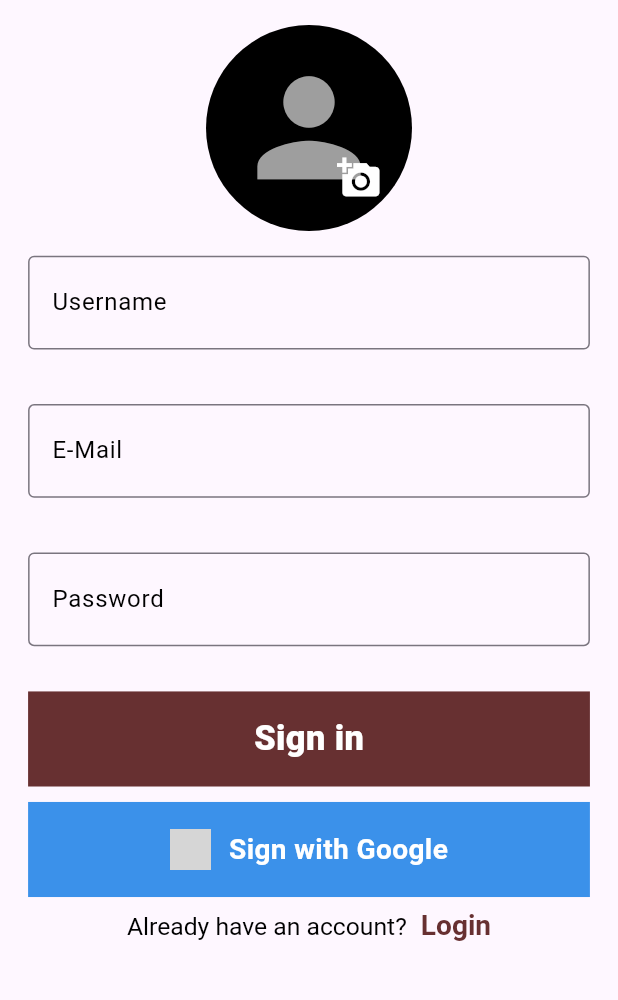
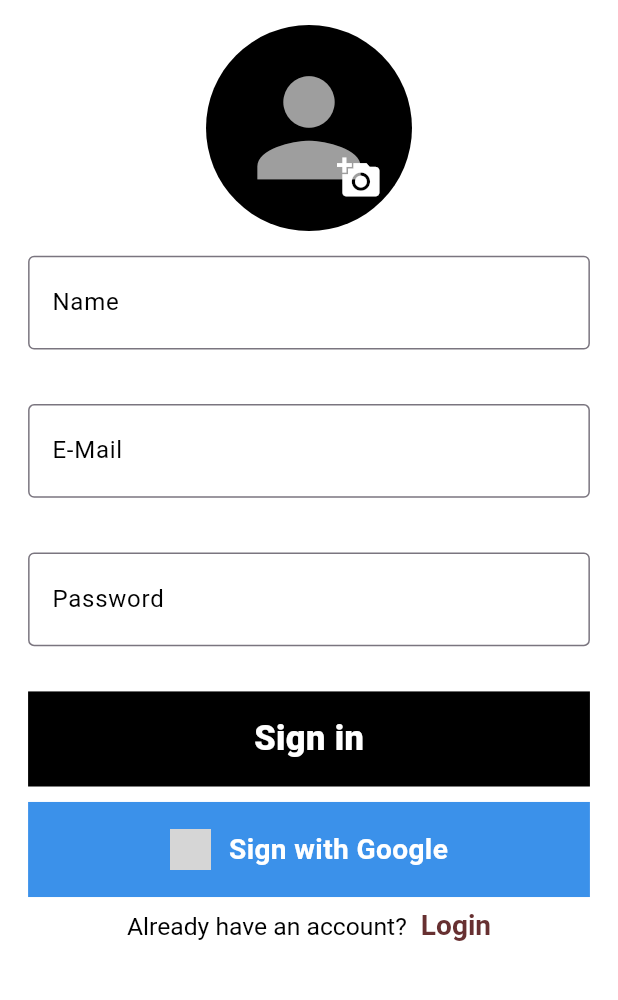
Before and after one commit to aydinNazari/Planla, a Flutter app: the screen it shows after launch, after a tap on an icon or button, on a phone screen of 412 x 824 dp, the part 159-1159 px from its top. Run offline on Flutter 3.47's test engine with Material 2 defaults, Android fonts, the phone set to English and light mode, and no system bars; our stand-ins replace cached_network_image, cloud_firestore, file_picker, firebase_auth, firebase_core, firebase_storage and 4 more; accounts and stored records are empty; network calls fail; grey boxes are pictures that could not be loaded.

Commit message:
04/12/2023

```diff
--- a/lib/controls/firebase/auth.dart
+++ b/lib/controls/firebase/auth.dart
@@ -24,8 +24,12 @@ class Auth {
     model.User user = model.User(
         uid: uid!,
         email: (cred.data()! as dynamic)['email'],
-        username: (cred.data()! as dynamic)['username'],
-        imageurl: (cred.data()! as dynamic)['imageurl'] ?? '');
+        name: (cred.data()! as dynamic)['name'],
+        imageurl: (cred.data()! as dynamic)['imageurl'] ?? '',
+        doneCount: (cred.data()! as dynamic)['doneCount'] ?? 0,
+      taskCount: (cred.data()! as dynamic)['taskCount'] ?? 0,
+
+    );
     providerUser.setUser(user);
     return user;
   }
@@ -44,8 +48,11 @@ class Auth {
         model.User user = model.User(
             uid: cred.user!.uid,
             email: email.trim(),
-            username: username.trim(),
-            imageurl: image);
+            name: username.trim(),
+            imageurl: image,
+            doneCount: 0,
+          taskCount: 0
+        );
         await firestore
             .collection('users')
             .doc(cred.user!.uid)
@@ -90,6 +97,8 @@ class Auth {
               'profilePhoto': user.photoURL,
               'uid': user.uid,
               'username': user.displayName,
+              'doneCount': user.displayName,
+              'taskCount': user.displayName,
             },
           );
         }
--- a/lib/controls/providersClass/provider_user.dart
+++ b/lib/controls/providersClass/provider_user.dart
@@ -4,16 +4,12 @@ import 'package:planla/models/today_model.dart';
 import '../../models/user.dart';
 
 class ProviderUser with ChangeNotifier {
-  User _user = User(uid: '', email: '', username: '', imageurl: '');
-   /*TodayModel _todayModel = TodayModel(text: '',
-      dateTime: DateTime.now(),
-      done: false,
-      important: false,
-      typeWork: '');*/
-   List<TodayModel> _todayList=[];
+  User _user = User(uid: '', email: '', name: '', imageurl: '',doneCount: 0,taskCount:0);
+  List<TodayModel> _todayList=[];
+
 
   User get user => _user;
-  //TodayModel get todayModel=>_todayModel;
+
   List<TodayModel> get todayList=>_todayList;
 
   setUser(User user) {
@@ -21,19 +17,9 @@ class ProviderUser with ChangeNotifier {
     notifyListeners();
   }
 
-  setStateProvider(){
-    notifyListeners();
-  }
-
-  /*setTodayModel(TodayModel todayModel){
-    _todayModel=todayModel;
-    notifyListeners();
-  }*/
 
   setTodayList(List<TodayModel> todayModelList){
     _todayList=todayModelList;
-    print('addTodayListtttttttttttttttttttt ProviderUser class');
-    print(_todayList.length);
     notifyListeners();
   }
 
--- a/lib/models/today_model.dart
+++ b/lib/models/today_model.dart
@@ -6,20 +6,27 @@ class TodayModel {
   bool done;
   bool important;
   String typeWork;
+  String email;
+  String uid;
 
   TodayModel(
       {required this.text,
       required this.dateTime,
       required this.done,
       required this.important,
-        required this.typeWork});
+        required this.typeWork,
+      required this.email,
+        required this.uid
+      });
   Map<String, dynamic> toMap() {
     return {
       'text': text,
       'dateTime':dateTime,
       'done' : done,
       'important' : important,
-      'typeWork' : typeWork
+      'typeWork' : typeWork,
+      'email' : email,
+      'uid' : uid
     };
   }
 
@@ -29,6 +36,8 @@ class TodayModel {
         dateTime: map['dateTime'] ?? '',
         done: map['done'] ?? '',
         important: map['important'] ?? '',
-        typeWork: map['typeWork'] ?? '');
+        typeWork: map['typeWork'] ?? '',
+        email: map['email'] ?? '',
+        uid: map['uid'] ?? '');
   }
 }
--- a/lib/models/user.dart
+++ b/lib/models/user.dart
@@ -1,21 +1,29 @@
 class User {
   final String uid;
-  final String username;
+  final String name;
   final String email;
   final String imageurl;
+  late int doneCount;
+  late int taskCount;
 
-  User(
-      {required this.uid,
-      required this.email,
-      required this.username,
-      required this.imageurl});
+  User({
+    required this.uid,
+    required this.email,
+    required this.name,
+    required this.imageurl,
+    required this.doneCount,
+    required this.taskCount,
+  });
+
 
   Map<String, dynamic> toMap() {
     return {
       'uid': uid,
-      'username': username,
+      'name': name,
       'email': email,
-      'imageurl': imageurl
+      'imageurl': imageurl,
+      'doneCount': doneCount,
+      'taskCount': taskCount,
     };
   }
 
@@ -23,7 +31,11 @@ class User {
     return User(
         uid: map['uid'] ?? '',
         email: map['email'] ?? '',
-        username: map['username'] ?? '',
-        imageurl: map['imageurl'] ?? '');
+        name: map['name'] ?? '',
+        imageurl: map['imageurl'] ?? '',
+      doneCount: map['doneCount'] ?? '',
+      taskCount: map['taskCount'] ?? '',
+
+    );
   }
 }
--- a/lib/screens/login_signin_screen.dart
+++ b/lib/screens/login_signin_screen.dart
@@ -19,7 +19,7 @@ class LoginSignInScreen extends StatefulWidget {
 class _LoginSignInScreenState extends State<LoginSignInScreen> {
   String _email = '';
   String _pass = '';
-  String _username = '';
+  String _name = '';
   bool viewControl = true;
   Uint8List? image;
 
@@ -248,6 +248,7 @@ class _LoginSignInScreenState extends State<LoginSignInScreen> {
   SafeArea signInScreen(Size size) {
     return SafeArea(
       child: Scaffold(
+        backgroundColor: Colors.white,
         body: SingleChildScrollView(
           child: Padding(
             padding: EdgeInsets.symmetric(vertical: size.height / 20),
@@ -344,15 +345,15 @@ class _LoginSignInScreenState extends State<LoginSignInScreen> {
                     ),
                     child: TextInputField(
                       hintColor: Colors.black,
-                      hintText: 'Enter your username please...',
+                      hintText: 'Enter your name please...',
                       iconWidget: Padding(
                         padding: EdgeInsets.only(right: size.width / 25),
                         child: const Icon(Icons.person),
                       ),
-                      labelTextWidget: const Text('Username'),
+                      labelTextWidget: const Text('Name'),
                       obscrueText: false,
                       onchange: (String s) {
-                        _username = s;
+                        _name = s;
                       },
                     ),
                   ),
@@ -399,7 +400,7 @@ class _LoginSignInScreenState extends State<LoginSignInScreen> {
                     onTap: () async {
                       if (_email.isNotEmpty &&
                           _pass.isNotEmpty &&
-                          _username.isNotEmpty) {
+                          _name.isNotEmpty) {
                         if (image == null) {
                           showMyDialog(context,size,
                               'Are you sure to proceed without uploading the profile picture?',
@@ -419,7 +420,7 @@ class _LoginSignInScreenState extends State<LoginSignInScreen> {
                       }
                     },
                     child: const LoginSigninButtonWidget(
-                      color: Color(0xff673031),
+                      color: Color(0xff000000),
                       txt: 'Sign in',
                     ),
                   ),
@@ -495,7 +496,7 @@ class _LoginSignInScreenState extends State<LoginSignInScreen> {
   Future<void> signupProsess() async {
     lottieProgressDialog(context);
     bool res =
-        await Auth().signupUser(_email, _username, _pass, context, image);
+        await Auth().signupUser(_email, _name, _pass, context, image);
     Navigator.of(context).pop();
     if (res) {
       setState(() {
--- a/lib/screens/navigator_screen.dart
+++ b/lib/screens/navigator_screen.dart
@@ -18,7 +18,7 @@ class NavigatorScreen extends StatefulWidget {
 }
 
 class _NavigatorScreenState extends State<NavigatorScreen> {
-  int currentIndex = 1;
+  int currentIndex = 0;
 
   void navigatorIndex(int value) {
     setState(() {
--- a/lib/utiles/colors.dart
+++ b/lib/utiles/colors.dart
@@ -1,3 +1,4 @@
 import 'package:flutter/material.dart';
 
-var navigatorColor=const Color(0xff424874);
+var primeryColor=const Color(0xff424874);
+var navigatorColor=const Color(0xff191d33);
--- a/lib/widgets/addpage_card_widget.dart
+++ b/lib/widgets/addpage_card_widget.dart
@@ -35,7 +35,7 @@ class _AddPageCardWidgetState extends State<AddPageCardWidget> {
         width: size.width,
         height: size.height / 10,
         decoration: BoxDecoration(
-            color: navigatorColor,
+            color: primeryColor,
             borderRadius: BorderRadius.all(Radius.circular(size.width / 25))),
         child: Padding(
           padding: EdgeInsets.only(left: size.width / 25),
@@ -70,7 +70,7 @@ class _AddPageCardWidgetState extends State<AddPageCardWidget> {
                               width: size.width / 23,
                               height: size.width / 23,
                               decoration: BoxDecoration(
-                                  color: navigatorColor,
+                                  color: primeryColor,
                                   shape: BoxShape.circle),
                             ),
                           ),
--- a/lib/widgets/homepage_type_container_widget.dart
+++ b/lib/widgets/homepage_type_container_widget.dart
@@ -8,9 +8,7 @@ class TypeContainerWidget extends StatelessWidget {
   @override
   Widget build(BuildContext context) {
     final size=MediaQuery.of(context).size;
-    return Padding(
-      padding: EdgeInsets.only(top: size.height / 25),
-      child: Container(
+    return Container(
       width: size.width / 3,
       height: size.height / 5,
       decoration: BoxDecoration(
@@ -42,7 +40,6 @@ class TypeContainerWidget extends StatelessWidget {
           ],
         ),
       ),
-      ),
     );
   }
 }
```
Also changed, not shown: lib/controls/firebase/firestore._methods.dart (+36 -35 lines), lib/screens/add_screen.dart (+30 -9 lines), lib/screens/home_screen.dart (+27 -54 lines), lib/screens/profile_screen.dart (+45 -11 lines), lib/utiles/constr.dart (+9 -1 lines), lib/widgets/add_textfield_widget.dart (+6 -4 lines), lib/widgets/chart_widget.dart (added, +56 -0 lines), lib/widgets/dropdown_addpage_widget.dart (deleted, +0 -66 lines). Lines whose indentation alone changed are shown as unchanged.
